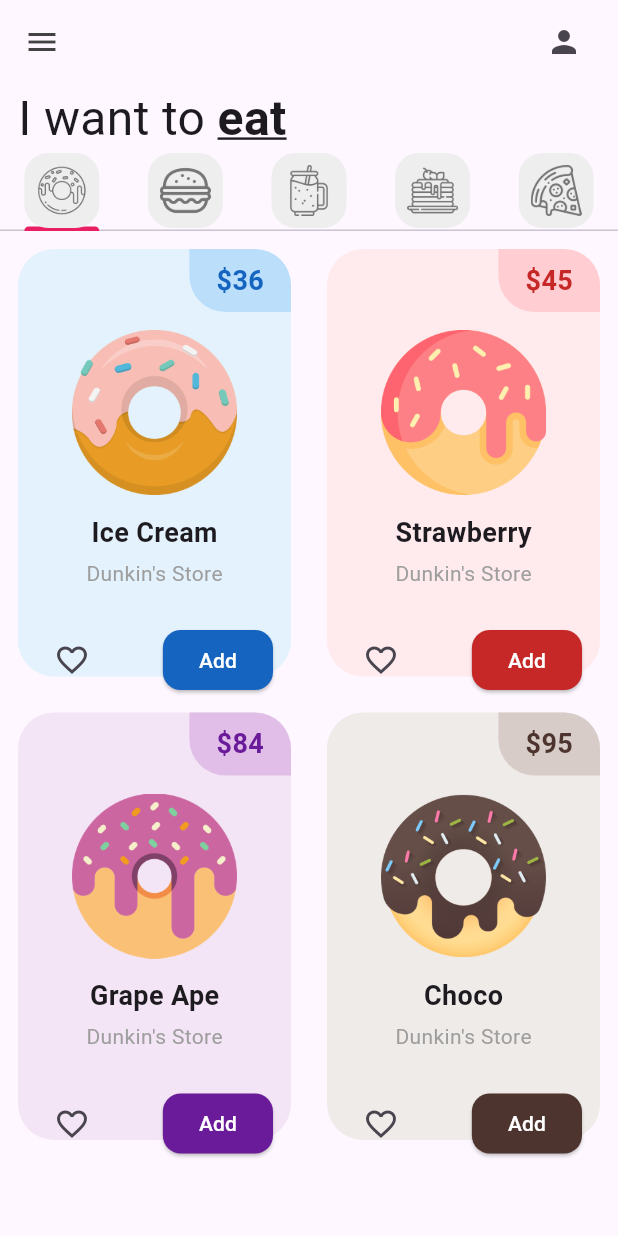
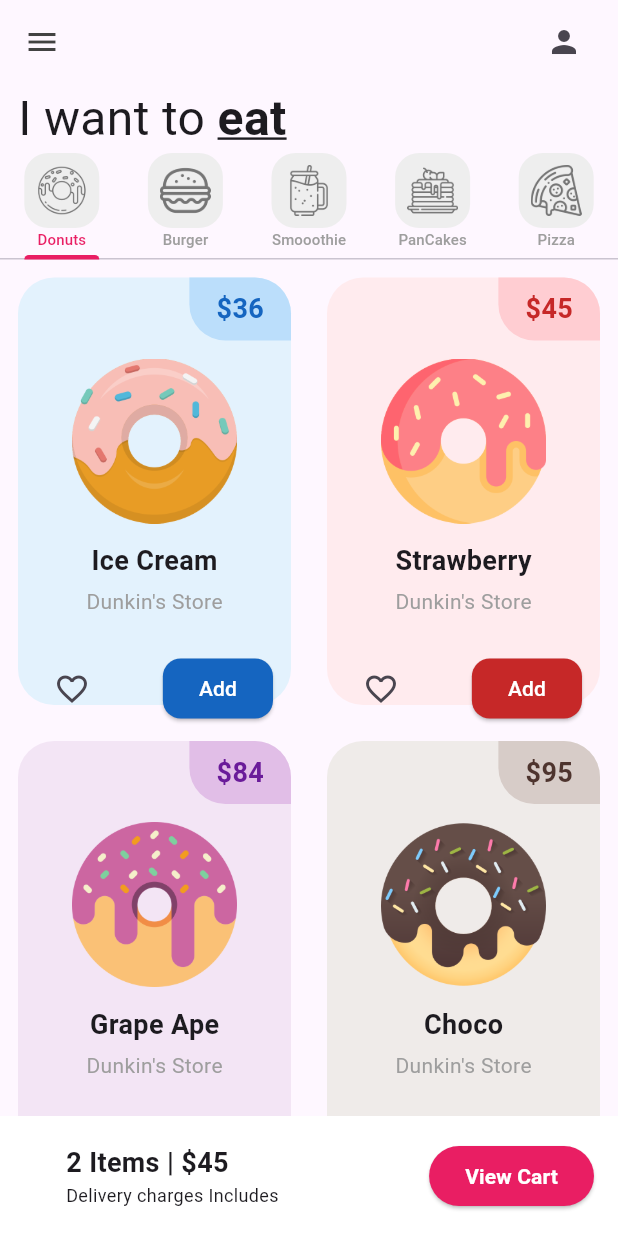
Before and after one commit to Joan-Mena/donut_app_8sc, a Flutter app: the screen it shows after launch, on a phone screen of 412 x 824 dp. Run offline on Flutter 3.47's test engine with Material 3 defaults, Android fonts, the phone set to English and light mode, and no system bars.

Commit message:
UI Finished

```diff
--- a/lib/pages/home_page.dart
+++ b/lib/pages/home_page.dart
@@ -17,25 +17,15 @@ class Homepage extends StatefulWidget {
 class _HomepageState extends State<Homepage> {
   List<Widget> myTabs = [
     //donut tab
-    const MyTab(
-      iconPath: 'lib/icons/donut.png',
-    ),
+    const MyTab(iconPath: 'lib/icons/donut.png', tabName: 'Donuts'),
     //burger
-    const MyTab(
-      iconPath: 'lib/icons/burger.png',
-    ),
+    const MyTab(iconPath: 'lib/icons/burger.png', tabName: 'Burger'),
     //smothie
-    const MyTab(
-      iconPath: 'lib/icons/smoothie.png',
-    ),
+    const MyTab(iconPath: 'lib/icons/smoothie.png', tabName: 'Smooothie'),
     //pancake
-    const MyTab(
-      iconPath: 'lib/icons/pancakes.png',
-    ),
+    const MyTab(iconPath: 'lib/icons/pancakes.png', tabName: 'PanCakes'),
     //pizza
-    const MyTab(
-      iconPath: 'lib/icons/pizza.png',
-    ),
+    const MyTab(iconPath: 'lib/icons/pizza.png', tabName: 'Pizza'),
   ];
   //donut tab
 
@@ -85,7 +75,11 @@ class _HomepageState extends State<Homepage> {
               ),
             ),
             //Tab bar
-            TabBar(tabs: myTabs),
+            TabBar(
+              tabs: myTabs,
+              //color de texto seleccionado
+              labelColor: Colors.pink, unselectedLabelColor: Colors.grey,
+            ),
             //Tap bar view
             Expanded(
                 child: TabBarView(children: [
@@ -98,6 +92,43 @@ class _HomepageState extends State<Homepage> {
             ])),
 
             //Carrito
+            Container(
+              color: Colors.white,
+              padding: const EdgeInsets.all(16),
+              child: Row(
+                mainAxisAlignment: MainAxisAlignment
+                    .spaceBetween, //para separar mas las cosas, los elementos
+                children: [
+                  const Padding(
+                    padding: EdgeInsets.only(left: 28),
+                    child: Column(
+                      //alineado a la izquierda
+                      crossAxisAlignment: CrossAxisAlignment.start,
+                      children: [
+                        Text(
+                          "2 Items | \$45",
+                          style: TextStyle(
+                              fontSize: 18, fontWeight: FontWeight.bold),
+                        ),
+                        Text(
+                          'Delivery charges Includes',
+                          style: TextStyle(fontSize: 12),
+                        )
+                      ],
+                    ),
+                  ),
+                  ElevatedButton(
+                      onPressed: () {},
+                      style: ElevatedButton.styleFrom(
+                          backgroundColor: Colors.pink),
+                      child: const Text(
+                        "View Cart",
+                        style: TextStyle(
+                            color: Colors.white, fontWeight: FontWeight.bold),
+                      ))
+                ],
+              ),
+            )
           ],
         ),
       ),
--- a/lib/tabs/donut_tab.dart
+++ b/lib/tabs/donut_tab.dart
@@ -20,7 +20,9 @@ class DonutTab extends StatelessWidget {
       //en crossAxistCount podemos asignar el numero de columnas que podemos tener he ir modificando.
 
       gridDelegate: SliverGridDelegateWithFixedCrossAxisCount(
-          crossAxisCount: 2, childAspectRatio: 1 / 1.5),
+          crossAxisCount: 2,
+          childAspectRatio: 1 /
+              1.5), //Esta linea refiere a la proporcion de como se ve en pantalla
       //que elementos tendra
       itemBuilder: (context, index) {
         return DonutTile(
--- a/lib/utils/my_tab.dart
+++ b/lib/utils/my_tab.dart
@@ -3,21 +3,34 @@ import 'package:flutter/material.dart';
 class MyTab extends StatelessWidget {
   //ruta del archivo del icono
   final String iconPath;
-  const MyTab({super.key, required this.iconPath});
+  final String tabName;
+  const MyTab({super.key, required this.iconPath, required this.tabName});
 
   @override
   Widget build(BuildContext context) {
-    return Tab(
+    return Column(
+      children: [
+        Tab(
           height: 50,
           child: Container(
             padding: const EdgeInsets.all(8),
             decoration: BoxDecoration(
-            color: Colors.grey[200], borderRadius: BorderRadius.circular(16)),
+                color: Colors.grey[200],
+                borderRadius: BorderRadius.circular(16)),
             child: Image.asset(
               iconPath,
               color: Colors.grey[600],
             ),
           ),
+        ),
+        Text(
+          tabName,
+          style: TextStyle(fontSize: 10),
+        ),
+        const SizedBox(
+          height: 5,
+        )
+      ],
     );
   }
 }
```
Lines whose indentation alone changed are shown as unchanged.
